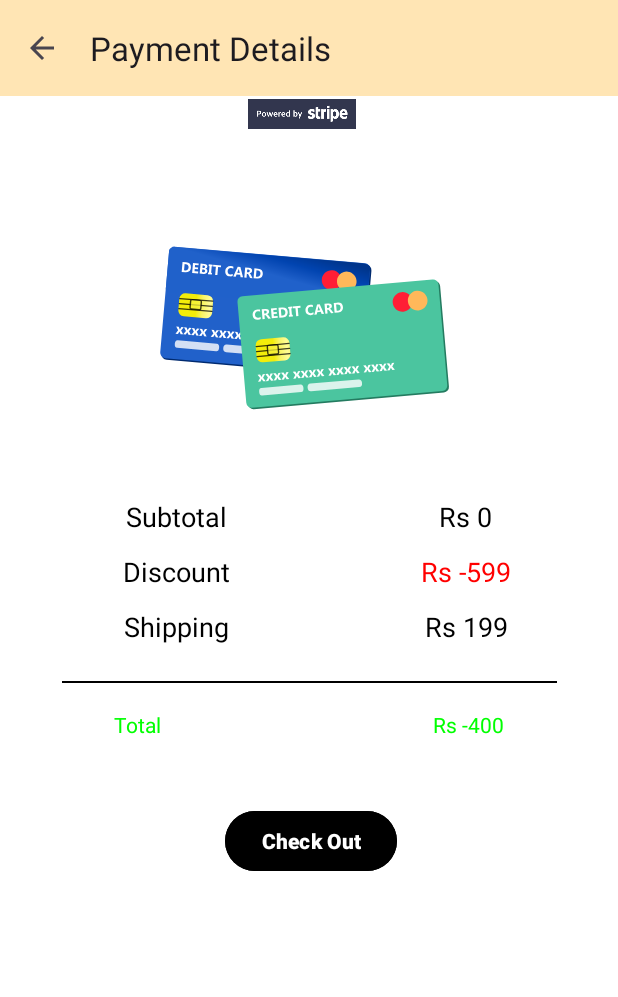
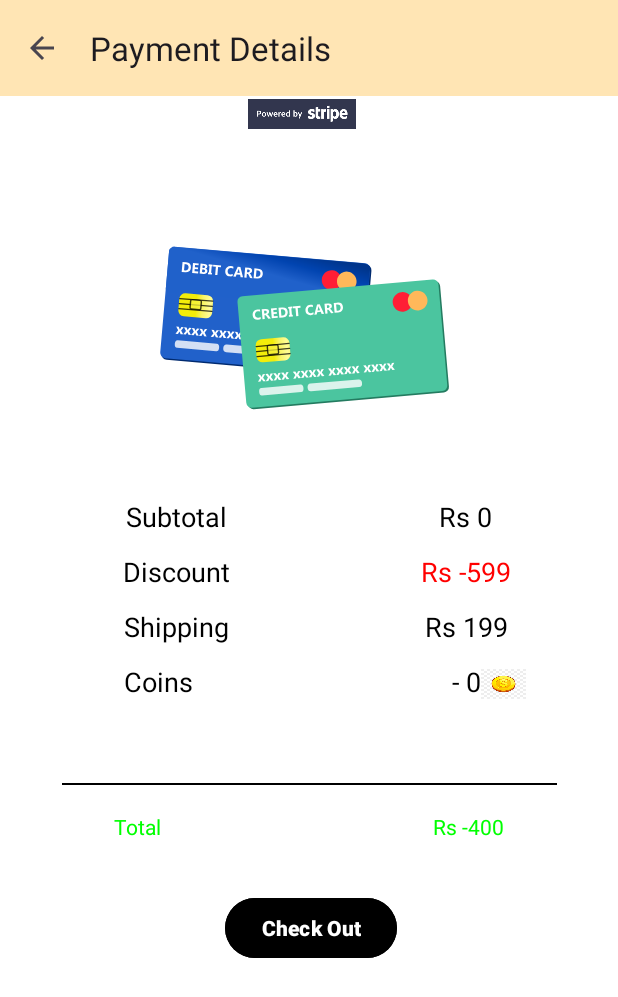
Before and after one commit to PRINCEKUMAR2025/ShopIt, an Android app: the CartPaymentActivity screen opened directly, with no data from a screen before it, on a phone screen of 412 x 824 dp. Shown: the top 997 px of the screen. Run offline under Robolectric (Android 15) with nearby library versions, the phone set to English and light mode, and no system bars; our stand-ins replace Firebase (no records; nobody signed in at launch, a user with empty details on screens opened directly), Volley; libraries missing offline, so code that uses them is left out: com.stripe.android; network calls fail; Roboto replaces fonts that are not available here; 2 statements that could not run were skipped.

Commit message:
Integrated wallet coins with payments to reduce amount

```diff
--- a/app/src/main/java/com/example/princeecommerceapp/activities/CartPaymentActivity.java
+++ b/app/src/main/java/com/example/princeecommerceapp/activities/CartPaymentActivity.java
@@ -44,8 +44,8 @@ public class CartPaymentActivity extends AppCompatActivity {
     PaymentSheet paymentSheet;
 
     Toolbar toolbar;
-    TextView subTotal,discount,shipping,total;
-    int subtotal,dis,ship,totalamount;
+    TextView subTotal,discount,shipping,total,coinsview;
+    int subtotal,dis,ship,totalamount,coins;
     String Final_cart_order;
     FirebaseAuth auth;
     FirebaseFirestore firestore;
@@ -64,8 +64,11 @@ public class CartPaymentActivity extends AppCompatActivity {
         setContentView(R.layout.activity_cart_payment);
         auth=FirebaseAuth.getInstance();
         firestore=FirebaseFirestore.getInstance();
+
+        fetchCurrentCoins();
+
         cartPay=findViewById(R.id.pay_btn);
-
+        coinsview=findViewById(R.id.coinsview);
         toolbar = findViewById(R.id.payment_toolbar);
         setSupportActionBar(toolbar);
         getSupportActionBar().setDisplayHomeAsUpEnabled(true);
@@ -75,7 +78,6 @@ public class CartPaymentActivity extends AppCompatActivity {
                 finish();
             }
         });
-
         int amount = 0;
         amount = getIntent().getIntExtra("cartTotalPrice",0);
         Final_cart_order = getIntent().getStringExtra("cartData");
@@ -299,4 +301,34 @@ public class CartPaymentActivity extends AppCompatActivity {
                     }
                 });
     }
+    private void fetchCurrentCoins() {
+        String userId = auth.getCurrentUser().getUid();
+        firestore.collection("CurrentUser").document(userId)
+                .collection("Coins").get().addOnCompleteListener(new OnCompleteListener<QuerySnapshot>() {
+                    @Override
+                    public void onComplete(@NonNull Task<QuerySnapshot> task) {
+                        if (task.isSuccessful()) {
+                            Log.d("Firestore", "Task successful");
+                            for (DocumentSnapshot doc : task.getResult().getDocuments()) {
+                                if (doc.exists()) {
+                                    Log.d("Firestore", "Document exists");
+                                    coins = doc.getLong("amount").intValue();
+                                    Log.d("Firestore", "Coins value: " + coins);
+                                    // Update coinsview here
+                                    coinsview.setText(String.valueOf(-coins));
+                                    // Update total amount
+                                    totalamount = subtotal + dis + ship - coins;
+                                    cartpayconv = String.valueOf(totalamount);
+                                    totalcartpay = cartpayconv + "00";
+                                    total.setText("Rs " + totalamount);
+                                } else {
+                                    Log.d("Firestore", "No such document");
+                                }
+                            }
+                        } else {
+                            Log.d("Firestore", "get failed with ", task.getException());
+                        }
+                    }
+                });
+    }
 }
--- a/app/src/main/res/layout/activity_cart_payment.xml
+++ b/app/src/main/res/layout/activity_cart_payment.xml
@@ -67,6 +67,20 @@
         app:layout_constraintEnd_toEndOf="@+id/textView14"
         app:layout_constraintStart_toStartOf="@+id/textView14"
         app:layout_constraintTop_toBottomOf="@+id/textView14" />
+
+    <TextView
+        android:id="@+id/textView16"
+        android:layout_width="wrap_content"
+        android:layout_height="wrap_content"
+        android:layout_marginTop="12dp"
+        android:text="Coins"
+        android:textColor="@color/black"
+        android:textSize="18sp"
+        app:layout_constraintEnd_toEndOf="@+id/textView15"
+        app:layout_constraintHorizontal_bias="0.0"
+        app:layout_constraintStart_toStartOf="@+id/textView15"
+        app:layout_constraintTop_toBottomOf="@+id/textView15" />
+
     <TextView
         android:id="@+id/sub_total"
         android:layout_width="wrap_content"
@@ -102,13 +116,37 @@
         app:layout_constraintStart_toStartOf="@+id/textView17"
         app:layout_constraintTop_toBottomOf="@+id/textView17" />
 
+    <TextView
+        android:id="@+id/coinsview"
+        android:layout_width="wrap_content"
+        android:layout_height="wrap_content"
+        android:layout_marginTop="12dp"
+        android:text="- 0"
+        android:textColor="@color/black"
+        android:textSize="18sp"
+        app:layout_constraintEnd_toEndOf="@+id/textView18"
+        app:layout_constraintStart_toStartOf="@+id/textView18"
+        app:layout_constraintTop_toBottomOf="@+id/textView18" />
+
+    <ImageView
+        android:layout_width="30dp"
+        android:layout_height="20dp"
+        android:layout_marginTop="4dp"
+        android:background="@drawable/coin"
+        app:layout_constraintBottom_toBottomOf="@+id/coinsview"
+        app:layout_constraintEnd_toEndOf="parent"
+        app:layout_constraintHorizontal_bias="0.0"
+        app:layout_constraintStart_toEndOf="@+id/coinsview"
+        app:layout_constraintTop_toTopOf="@+id/coinsview"
+        app:layout_constraintVertical_bias="0.0" />
     <View
         android:id="@+id/divider5"
         android:layout_width="330dp"
         android:layout_height="1dp"
-        android:layout_marginTop="24dp"
+        android:layout_marginTop="92dp"
         android:background="@color/black"
         app:layout_constraintEnd_toEndOf="parent"
+        app:layout_constraintHorizontal_bias="0.506"
         app:layout_constraintStart_toStartOf="parent"
         app:layout_constraintTop_toBottomOf="@+id/textView15" />
 
@@ -138,7 +176,7 @@
         android:id="@+id/pay_btn"
         android:layout_width="wrap_content"
         android:layout_height="wrap_content"
-        android:layout_marginTop="44dp"
+        android:layout_marginTop="34dp"
         android:text="Check Out"
         android:textStyle="bold"
         android:backgroundTint="@color/black"
```
Also changed, not shown: app/src/main/java/com/example/princeecommerceapp/activities/PaymentActivity.java (+34 -2 lines), app/src/main/res/layout/activity_payment.xml (+34 -34 lines).
